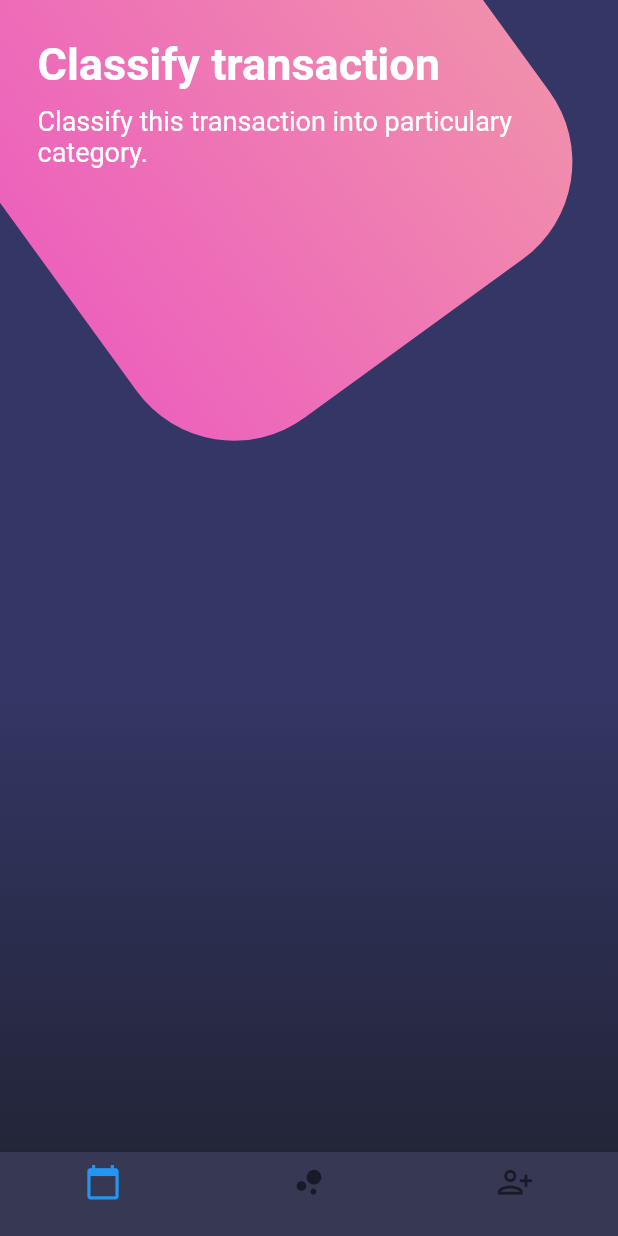
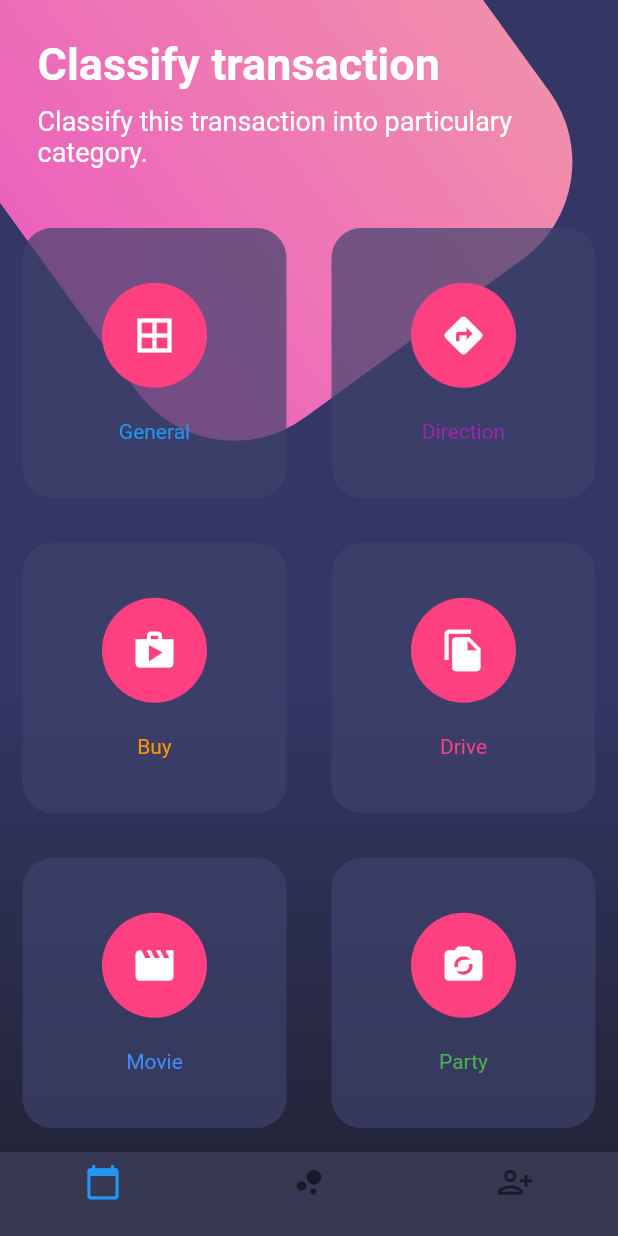
Before and after one commit to adilsontchameia/desenhos_flutter, a Flutter app: the screen it shows after launch, on a phone screen of 412 x 824 dp. Run offline on Flutter 3.47's test engine with Material 2 defaults, Android fonts, the phone set to English and light mode, and no system bars.

Commit message:
finalizacao da app

```diff
--- a/lib/src/pages/botoes_page.dart
+++ b/lib/src/pages/botoes_page.dart
@@ -1,4 +1,5 @@
 import 'dart:math';
+import 'dart:ui';
 
 import 'package:flutter/material.dart';
 import 'package:flutter/widgets.dart';
@@ -16,6 +17,7 @@ class BotoesPage extends StatelessWidget {
               child: Column(
                 children: [
                   _titulos(),
+                  _botoesRedondos(),
                 ],
               ),
             ),
@@ -96,10 +98,10 @@ class BotoesPage extends StatelessWidget {
   Widget _bottomNavigationBar(BuildContext context) {
     return Theme(
         data: Theme.of(context).copyWith(
-            canvasColor: const Color.fromRGBO(55, 57, 84, 1.0),
+            canvasColor: Color.fromRGBO(55, 57, 84, 1.0),
             primaryColor: Colors.pinkAccent,
             textTheme: Theme.of(context).textTheme.copyWith(
-                  caption: const TextStyle(
+                  caption: TextStyle(
                     color: Color.fromRGBO(116, 117, 152, 1.0),
                   ),
                 )),
@@ -118,4 +120,65 @@ class BotoesPage extends StatelessWidget {
           ],
         ));
   }
+
+  Widget _botoesRedondos() {
+    return Table(
+      children: [
+        TableRow(
+          children: [
+            _criarBotaoRendondo(Colors.blue, Icons.border_all, 'General'),
+            _criarBotaoRendondo(Colors.purple, Icons.directions, 'Direction'),
+          ],
+        ),
+        TableRow(
+          children: [
+            _criarBotaoRendondo(Colors.orange, Icons.shop, 'Buy'),
+            _criarBotaoRendondo(Colors.pinkAccent, Icons.file_copy, 'Drive'),
+          ],
+        ),
+        TableRow(
+          children: [
+            _criarBotaoRendondo(Colors.blueAccent, Icons.movie, 'Movie'),
+            _criarBotaoRendondo(Colors.green, Icons.party_mode, 'Party'),
+          ],
+        ),
+        TableRow(
+          children: [
+            _criarBotaoRendondo(Colors.red, Icons.photo, 'Photos'),
+            _criarBotaoRendondo(Colors.teal, Icons.help, 'Help'),
+          ],
+        ),
+      ],
+    );
+  }
+
+  Widget _criarBotaoRendondo(Color color, IconData icone, String texto) {
+    return BackdropFilter(
+      //sigmaX: 1.0, sigmaY: 1.0
+      filter: ImageFilter.blur(),
+      child: Container(
+        height: 180.0,
+        margin: EdgeInsets.all(15.0),
+        decoration: BoxDecoration(
+          color: Color.fromRGBO(62, 66, 107, 0.7),
+          borderRadius: BorderRadius.circular(20.0),
+        ),
+        child: Column(
+          mainAxisAlignment: MainAxisAlignment.spaceAround,
+          children: [
+            SizedBox(height: 5.0),
+            CircleAvatar(
+                backgroundColor: Colors.pinkAccent,
+                radius: 35.0,
+                child: Icon(icone, color: Colors.white, size: 30.0)),
+            Text(
+              texto,
+              style: TextStyle(color: color),
+            ),
+            SizedBox(height: 5.0)
+          ],
+        ),
+      ),
+    );
+  }
 }
```
